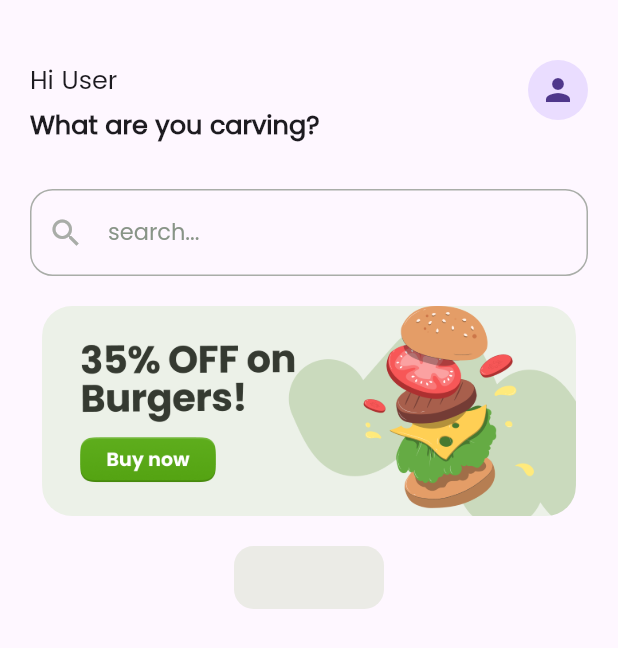
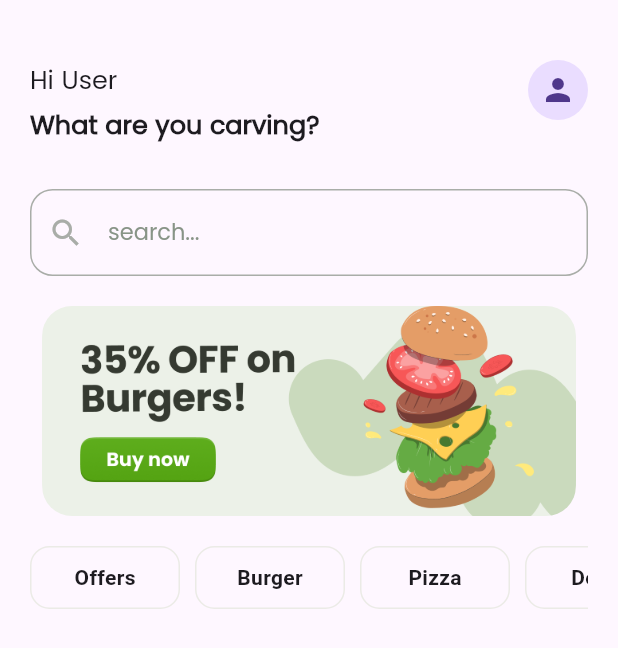
Before and after one commit to Abdelrhman-Tec/food-delivery-app, a Flutter app: the screen it shows after launch, on a phone screen of 412 x 824 dp. Shown: the top 648 px of the screen. Run offline on Flutter 3.47's test engine with Material 3 defaults, Android fonts, the phone set to English and light mode, and no system bars; our stand-ins replace flutter_otp_text_field, flutter_svg, smooth_page_indicator, supabase_flutter; accounts and stored records are empty.

Commit message:
category

```diff
--- /dev/null
+++ b/lib/features/home/data/model/category_model.dart
@@ -0,0 +1,11 @@
+class CategoryModel {
+  final String name;
+
+  CategoryModel({required this.name});
+  static List<CategoryModel> categoryList = [
+    CategoryModel(name: 'Offers'),
+    CategoryModel(name: 'Burger'),
+    CategoryModel(name: 'Pizza'),
+    CategoryModel(name: 'Donut'),
+  ];
+}
--- a/lib/features/home/presentation/screens/home_screen.dart
+++ b/lib/features/home/presentation/screens/home_screen.dart
@@ -1,18 +1,28 @@
 import 'package:flutter/material.dart';
+import 'package:food_app/features/home/data/model/category_model.dart';
 import 'package:food_app/features/home/presentation/widget/category_tabs.dart';
 import 'package:food_app/features/home/presentation/widget/header_section.dart';
 import 'package:food_app/features/home/presentation/widget/offer_banner.dart';
 import 'package:food_app/features/home/presentation/widget/search_bar_section.dart';
 
-class HomeScreen extends StatelessWidget {
+class HomeScreen extends StatefulWidget {
   const HomeScreen({super.key});
+
+  @override
+  State<HomeScreen> createState() => _HomeScreenState();
+}
+
+class _HomeScreenState extends State<HomeScreen> {
+  int? selectedIndex;
 
   @override
   Widget build(BuildContext context) {
     return Scaffold(
-      body: Padding(
+      body: SingleChildScrollView(
+        child: Padding(
           padding: const EdgeInsets.symmetric(horizontal: 20, vertical: 40),
           child: Column(
+            crossAxisAlignment: CrossAxisAlignment.start,
             children: [
               HeaderSection(),
               const SizedBox(height: 30),
@@ -20,8 +30,34 @@
               const SizedBox(height: 20),
               OfferBanner(),
               const SizedBox(height: 20),
-            CategoryTabs(text: '',),
+              SingleChildScrollView(
+                scrollDirection: Axis.horizontal,
+                child: Row(
+                  children: List.generate(CategoryModel.categoryList.length, (
+                    index,
+                  ) {
+                    final item = CategoryModel.categoryList[index];
+                    final isSelected = index == selectedIndex;
+
+                    return Padding(
+                      padding: const EdgeInsets.only(right: 10),
+                      child: GestureDetector(
+                        onTap: () {
+                          setState(() {
+                            selectedIndex = index;
+                          });
+                        },
+                        child: CategoryTabs(
+                          categoryModel: item,
+                          isSelected: isSelected,
+                        ),
+                      ),
+                    );
+                  }),
+                ),
+              ),
             ],
+          ),
         ),
       ),
     );
--- a/lib/features/home/presentation/widget/category_tabs.dart
+++ b/lib/features/home/presentation/widget/category_tabs.dart
@@ -1,9 +1,16 @@
 import 'package:flutter/material.dart';
 import 'package:food_app/core/utils/app_colors.dart';
+import 'package:food_app/features/home/data/model/category_model.dart';
 
 class CategoryTabs extends StatelessWidget {
-  final String text;
-  const CategoryTabs({super.key, required this.text});
+  final CategoryModel categoryModel;
+  final bool isSelected;
+
+  const CategoryTabs({
+    super.key,
+    required this.categoryModel,
+    this.isSelected = false,
+  });
 
   @override
   Widget build(BuildContext context) {
@@ -11,10 +18,18 @@
       width: 100,
       height: 42,
       decoration: BoxDecoration(
-        color: AppColors.lightGrey200,
+        color: !isSelected ? Colors.transparent : AppColors.lightGrey200,
+        border: Border.all(
+          color: !isSelected ? AppColors.lightGrey200 : Colors.transparent,
+        ),
         borderRadius: BorderRadius.circular(13),
       ),
-      child: Center(child: Text(text)),
+      child: Center(
+        child: Text(
+          categoryModel.name,
+          style: TextStyle(fontWeight: FontWeight.w600),
+        ),
+      ),
     );
   }
 }
```
Also changed, not shown: lib/features/home/presentation/cubit/home_cubit.dart (deleted, +0 -20 lines), lib/features/home/presentation/cubit/home_state.dart (deleted, +0 -19 lines). Lines whose indentation alone changed are shown as unchanged.
